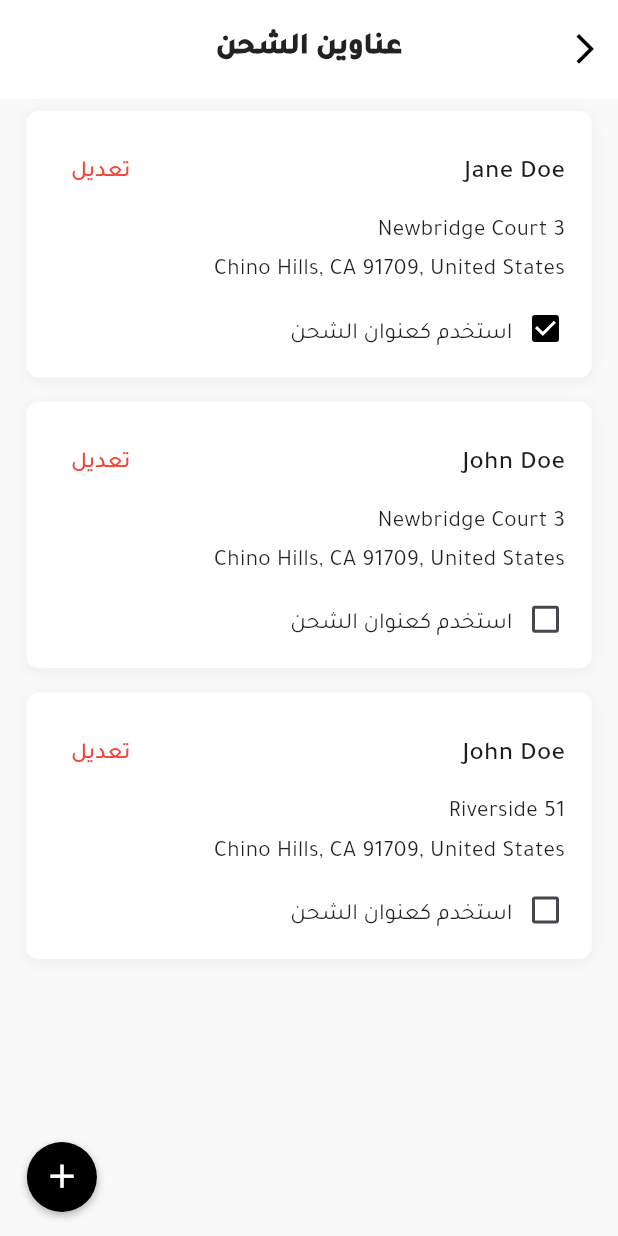
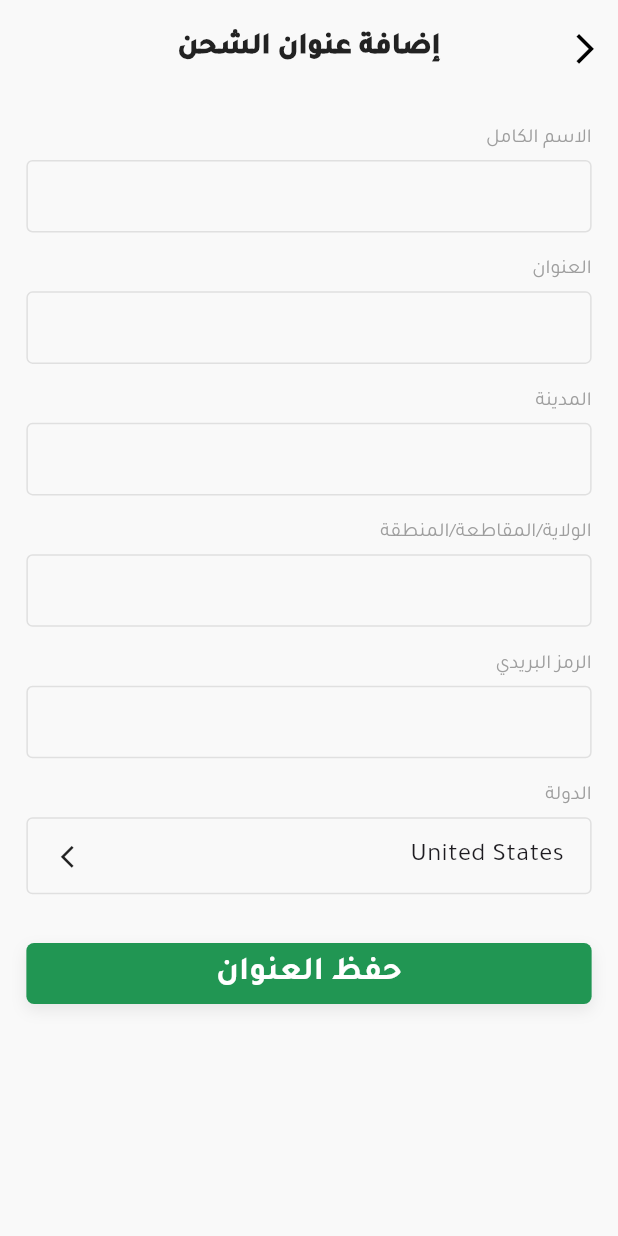
Before and after one commit to ideasandconceptsit/khayat_team1, a Flutter app: the screen it shows after launch, after a tap on the "add" icon, on a phone screen of 412 x 824 dp. Run offline on Flutter 3.47's test engine with Material 3 defaults, Android fonts, the light colour scheme and no system bars; our stand-ins replace cached_network_image, dio, flutter_screenutil, get, get_storage, skeletonizer; missing offline and left inert: awesome_dio_interceptor.

Commit message:
Peter Elia -Add Shipping Address Edit/Add /Success  Feature

```diff
--- a/lib/core/translations/ar.dart
+++ b/lib/core/translations/ar.dart
@@ -55,4 +55,22 @@ const Map<String, String> ar = {
   'shipping_addresses': 'عناوين الشحن',
   'edit': 'تعديل',
   'use_as_shipping_address': 'استخدم كعنوان الشحن',
+  'adding_shipping_address': 'إضافة عنوان الشحن',
+  'edit_address': 'تعديل العنوان',
+  'full_name': 'الاسم الكامل',
+  'address': 'العنوان',
+  'city': 'المدينة',
+  'state_province_region': 'الولاية/المقاطعة/المنطقة',
+  'zip_code': 'الرمز البريدي',
+  'country': 'الدولة',
+  'save_address': 'حفظ العنوان',
+  'please_enter_full_name': 'الرجاء إدخال الاسم الكامل',
+  'please_enter_address': 'الرجاء إدخال العنوان',
+  'please_enter_city': 'الرجاء إدخال المدينة',
+  'please_enter_state': 'الرجاء إدخال الولاية/المقاطعة/المنطقة',
+  'please_enter_zip_code': 'الرجاء إدخال الرمز البريدي',
+  'success': 'تم بنجاح',
+  'address_saved_successfully': 'تم حفظ عنوانك بنجاح.',
+  'thank_you': 'شكراً لاستخدامك تطبيقنا!',
+  'continue': 'متابعة التسوق',
 };
--- a/lib/core/translations/en.dart
+++ b/lib/core/translations/en.dart
@@ -55,4 +55,22 @@ const Map<String, String> en = {
   'shipping_addresses': 'Shipping Addresses',
   'edit': 'Edit',
   'use_as_shipping_address': 'Use as the shipping address',
+  'adding_shipping_address': 'Adding Shipping Address',
+  'edit_address': 'Edit Address',
+  'full_name': 'Full name',
+  'address': 'Address',
+  'city': 'City',
+  'state_province_region': 'State/Province/Region',
+  'zip_code': 'Zip Code (Postal Code)',
+  'country': 'Country',
+  'save_address': 'SAVE ADDRESS',
+  'please_enter_full_name': 'Please enter full name',
+  'please_enter_address': 'Please enter address',
+  'please_enter_city': 'Please enter city',
+  'please_enter_state': 'Please enter state/province/region',
+  'please_enter_zip_code': 'Please enter zip code',
+  'success': 'Success',
+  'address_saved_successfully': 'Your address has been saved successfully.',
+  'thank_you': 'Thank you for using our app!',
+  'continue': 'CONTINUE SHOPPING',
 };
--- /dev/null
+++ b/lib/features/shipping_address/views/address_form.dart
@@ -0,0 +1,124 @@
+import 'package:flutter/material.dart';
+import 'package:flutter_screenutil/flutter_screenutil.dart';
+import 'package:get/get.dart';
+import 'package:team1_khayat/shared/custom_app_bar/custom_app_bar.dart';
+import 'package:team1_khayat/shared/custom_country_field/custom_country_field.dart';
+import 'package:team1_khayat/shared/custom_input_field/custom_input_field.dart';
+import 'package:team1_khayat/shared/custom_app_button/custom_app_button.dart';
+import '../controllers/shipping_address_controller.dart';
+import '../models/shipping_address_model.dart';
+
+class AddressFormPage extends StatelessWidget {
+  final ShippingAddressModel? addressToEdit;
+
+  AddressFormPage({super.key, this.addressToEdit});
+
+  final formKey = GlobalKey<FormState>();
+  final ShippingController controller = Get.find();
+
+  @override
+  Widget build(BuildContext context) {
+    return Scaffold(
+      appBar: CustomAppBar(
+        arrowBackVisibility: true,
+        arrowBackOnPressed: () {
+          Get.back();
+        },
+        title: addressToEdit != null
+            ? 'edit_address'.tr
+            : 'adding_shipping_address'.tr,
+      ),
+      body: Form(
+        key: formKey,
+        child: SingleChildScrollView(
+          padding: EdgeInsets.all(16.w),
+          child: Column(
+            crossAxisAlignment: CrossAxisAlignment.start,
+            children: [
+              CustomInputField(
+                label: 'full_name'.tr,
+                initialValue: addressToEdit?.name,
+                onSaved: (value) => controller.tempAddress['name'] = value!,
+                validator: (value) {
+                  if (value?.isEmpty ?? true) {
+                    return 'please_enter_full_name'.tr;
+                  }
+                  return null;
+                },
+              ),
+              SizedBox(height: 16.h),
+              CustomInputField(
+                label: 'address'.tr,
+                initialValue: addressToEdit?.street,
+                onSaved: (value) => controller.tempAddress['street'] = value!,
+                validator: (value) {
+                  if (value?.isEmpty ?? true) {
+                    return 'please_enter_address'.tr;
+                  }
+                  return null;
+                },
+              ),
+              SizedBox(height: 16.h),
+              CustomInputField(
+                label: 'city'.tr,
+                initialValue: addressToEdit?.city,
+                onSaved: (value) => controller.tempAddress['city'] = value!,
+                validator: (value) {
+                  if (value?.isEmpty ?? true) {
+                    return 'please_enter_city'.tr;
+                  }
+                  return null;
+                },
+              ),
+              SizedBox(height: 16.h),
+              CustomInputField(
+                label: 'state_province_region'.tr,
+                initialValue: addressToEdit?.state,
+                onSaved: (value) => controller.tempAddress['state'] = value!,
+                validator: (value) {
+                  if (value?.isEmpty ?? true) {
+                    return 'please_enter_state'.tr;
+                  }
+                  return null;
+                },
+              ),
+              SizedBox(height: 16.h),
+              CustomInputField(
+                label: 'zip_code'.tr,
+                initialValue: addressToEdit?.zipCode,
+                onSaved: (value) => controller.tempAddress['zipCode'] = value!,
+                keyboardType: TextInputType.number,
+                validator: (value) {
+                  if (value?.isEmpty ?? true) {
+                    return 'please_enter_zip_code'.tr;
+                  }
+                  return null;
+                },
+              ),
+              SizedBox(height: 16.h),
+              CustomCountryField(
+                label: 'country'.tr,
+                initialValue: addressToEdit?.country ?? 'United States',
+                onTap: () {},
+              ),
+              SizedBox(height: 32.h),
+              CustomAppButton(
+                text: 'save_address'.tr,
+                onTap: () {
+                  if (formKey.currentState!.validate()) {
+                    formKey.currentState!.save();
+                    if (addressToEdit != null) {
+                      controller.updateAddress(addressToEdit!.id);
+                    } else {
+                      controller.saveNewAddress();
+                    }
+                  }
+                },
+              ),
+            ],
+          ),
+        ),
+      ),
+    );
+  }
+}
--- a/lib/features/shipping_address/views/widgets/address_card.dart
+++ b/lib/features/shipping_address/views/widgets/address_card.dart
@@ -1,6 +1,7 @@
 import 'package:flutter/material.dart';
 import 'package:flutter_screenutil/flutter_screenutil.dart';
 import 'package:get/get.dart';
+import 'package:team1_khayat/core/app_styles.dart';
 import 'package:team1_khayat/features/shipping_address/models/shipping_address_model.dart';
 
 class AddressCard extends StatelessWidget {
@@ -51,6 +52,7 @@ class AddressCard extends StatelessWidget {
                 child: Text(
                   'edit'.tr,
                   style: TextStyle(
+                    fontFamily: 'Tajawal',
                     color: Colors.red,
                     fontSize: 14.sp,
                   ),
@@ -68,12 +70,8 @@ class AddressCard extends StatelessWidget {
           ),
           SizedBox(height: 4.h),
           Text(
-            '${address.city}, ${address.state} ${address.zipCode}, ${address.country}',
-            style: TextStyle(
-              fontSize: 14.sp,
-              color: Colors.black87,
-            ),
-          ),
+              '${address.city}, ${address.state} ${address.zipCode}, ${address.country}',
+              style: AppTextStyles.textStyleMedium14),
           SizedBox(height: 12.h),
           InkWell(
             onTap: () => onSelect(address.id),
--- a/lib/main.dart
+++ b/lib/main.dart
@@ -2,7 +2,6 @@ import 'package:flutter/material.dart';
 import 'package:flutter_screenutil/flutter_screenutil.dart';
 import 'package:get/get.dart';
 import 'package:get_storage/get_storage.dart';
-import 'package:device_preview/device_preview.dart'; // استيراد DevicePreview
 
 import 'core/app_themes.dart';
 import 'core/translations/app_translations.dart';
@@ -16,13 +15,7 @@ void main() async {
 
   final box = GetStorage();
   String savedLanguage = box.read('language') ?? 'ar';
-
-  runApp(
-    DevicePreview(
-      enabled: true, // تأكد إنها مفعلة
-      builder: (context) => MyApp(local: Locale(savedLanguage)),
-    ),
-  );
+  runApp(MyApp(local: Locale(savedLanguage)));
 }
 
 class MyApp extends StatelessWidget {
@@ -32,6 +25,7 @@ class MyApp extends StatelessWidget {
 
   @override
   Widget build(BuildContext context) {
+    // استخدم ScreenUtil لتحديد القياسات عبر التطبيق
     ScreenUtil.init(
       context,
       designSize: const Size(375, 812), // حجم التصميم الأساسي
@@ -44,13 +38,9 @@ class MyApp extends StatelessWidget {
       locale: local ?? const Locale('ar'),
       fallbackLocale: const Locale('ar'),
       theme: AppThemes.lightTheme,
-      initialRoute: Routes.shippingAddressPage,
+      initialRoute: Routes.shippingAddressPage, // تغيير هنا حسب الحاجة
       getPages: AppPages.pages,
       initialBinding: AppBinding(),
-
-      // تفعيل Device Preview
-      builder: DevicePreview.appBuilder,
-      useInheritedMediaQuery: true,
     );
   }
 }
--- /dev/null
+++ b/lib/shared/custom_country_field/custom_country_field.dart
@@ -0,0 +1,57 @@
+import 'package:flutter/material.dart';
+import 'package:flutter_screenutil/flutter_screenutil.dart';
+
+class CustomCountryField extends StatelessWidget {
+  final String label;
+  final String initialValue;
+  final VoidCallback? onTap;
+
+  const CustomCountryField({
+    Key? key,
+    required this.label,
+    required this.initialValue,
+    this.onTap,
+  }) : super(key: key);
+
+  @override
+  Widget build(BuildContext context) {
+    return Column(
+      crossAxisAlignment: CrossAxisAlignment.start,
+      children: [
+        Text(
+          label,
+          style: TextStyle(
+            fontSize: 12.sp,
+            color: Colors.grey,
+          ),
+        ),
+        SizedBox(height: 4.h),
+        GestureDetector(
+          onTap: onTap,
+          child: Container(
+            padding: EdgeInsets.symmetric(
+              horizontal: 16.w,
+              vertical: 12.h,
+            ),
+            decoration: BoxDecoration(
+              border: Border.all(color: Colors.grey[300]!),
+              borderRadius: BorderRadius.circular(4.r),
+            ),
+            child: Row(
+              mainAxisAlignment: MainAxisAlignment.spaceBetween,
+              children: [
+                Text(
+                  initialValue,
+                  style: TextStyle(
+                    fontSize: 16.sp,
+                  ),
+                ),
+                Icon(Icons.arrow_forward_ios, size: 16.sp),
+              ],
+            ),
+          ),
+        ),
+      ],
+    );
+  }
+}
--- /dev/null
+++ b/lib/shared/custom_input_field/custom_input_field.dart
@@ -0,0 +1,65 @@
+import 'package:flutter/material.dart';
+import 'package:flutter_screenutil/flutter_screenutil.dart';
+
+class CustomInputField extends StatelessWidget {
+  final String label;
+  final String? initialValue;
+  final Function(String?)? onSaved;
+  final String? Function(String?)? validator;
+  final TextInputType? keyboardType;
+
+  const CustomInputField({
+    super.key,
+    required this.label,
+    this.initialValue,
+    this.onSaved,
+    this.validator,
+    this.keyboardType,
+  });
+
+  @override
+  Widget build(BuildContext context) {
+    return Column(
+      crossAxisAlignment: CrossAxisAlignment.start,
+      children: [
+        Text(
+          label,
+          style: TextStyle(
+            fontFamily: 'Tajawal',
+            fontSize: 12.sp,
+            color: Colors.grey,
+          ),
+        ),
+        SizedBox(height: 4.h),
+        TextFormField(
+          initialValue: initialValue,
+          onSaved: onSaved,
+          validator: validator,
+          keyboardType: keyboardType,
+          decoration: InputDecoration(
+            contentPadding: EdgeInsets.symmetric(
+              horizontal: 16.w,
+              vertical: 12.h,
+            ),
+            border: OutlineInputBorder(
+              borderRadius: BorderRadius.circular(4.r),
+              borderSide: BorderSide(color: Colors.grey[300]!),
+            ),
+            enabledBorder: OutlineInputBorder(
+              borderRadius: BorderRadius.circular(4.r),
+              borderSide: BorderSide(color: Colors.grey[300]!),
+            ),
+            focusedBorder: OutlineInputBorder(
+              borderRadius: BorderRadius.circular(4.r),
+              borderSide: const BorderSide(color: Color(0xFF2AA952)),
+            ),
+            errorBorder: OutlineInputBorder(
+              borderRadius: BorderRadius.circular(4.r),
+              borderSide: const BorderSide(color: Colors.red),
+            ),
+          ),
+        ),
+      ],
+    );
+  }
+}
--- a/pubspec.yaml
+++ b/pubspec.yaml
@@ -70,6 +70,8 @@ flutter:
   # To add assets to your application, add an assets section, like this:
   assets:
     - assets/
+    - assets/images/
+
   #   - images/a_dot_ham.jpeg
 
   # An image asset can refer to one or more resolution-specific "variants", see
```
Also changed, not shown: lib/features/shipping_address/controllers/shipping_address_controller.dart (+45 -2 lines), lib/features/shipping_address/views/success.dart (added, +65 -0 lines), assets/images/success.png (added).
